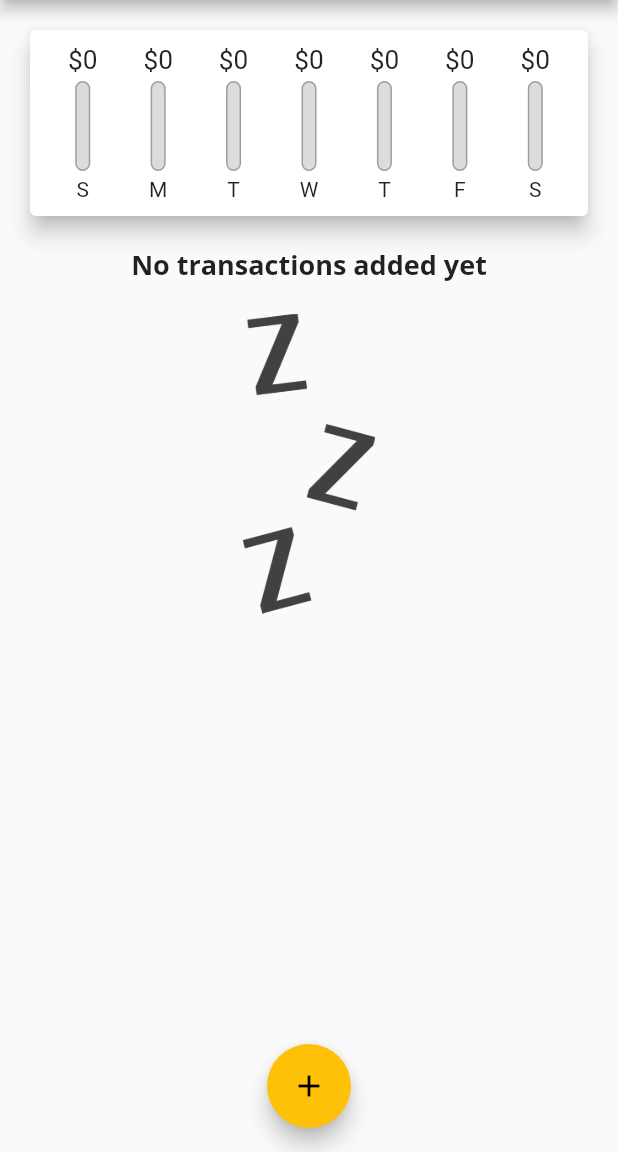
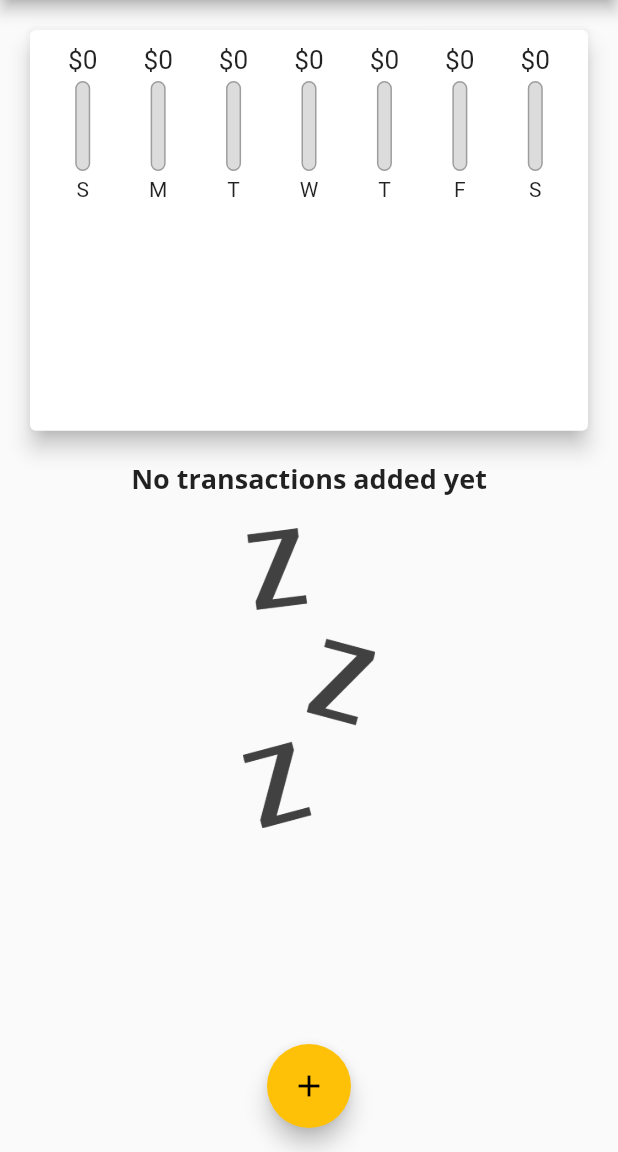
Before and after one commit to rsi2m/first-flutter-app, a Flutter app: the screen it shows after launch, on a phone screen of 412 x 824 dp, the part 84-1236 px from its top. Run offline on Flutter 3.47's test engine with Material 2 defaults, Android fonts, the phone set to English and light mode, and no system bars; missing offline and left inert: dart:ffi.

```diff
--- a/lib/main.dart
+++ b/lib/main.dart
@@ -78,7 +78,6 @@ class _MyHomePageState extends State<MyHomePage> {
     setState(() {
       _userTransactions.add(newTransaction);
     });
-
   }
 
   void _deleteTransaction(String txId) {
@@ -87,11 +86,9 @@ class _MyHomePageState extends State<MyHomePage> {
     });
   }
 
-
   @override
   Widget build(BuildContext context) {
-    return Scaffold(
-      appBar: AppBar(
+    final appBar = AppBar(
       actions: [
         IconButton(
           onPressed: () => _showAddNewTransaction(context),
@@ -99,13 +96,28 @@ class _MyHomePageState extends State<MyHomePage> {
         )
       ],
       title: Text("Flutter App"),
-      ),
+    );
+
+    return Scaffold(
+      appBar: appBar,
       body: SingleChildScrollView(
         child: Column(
           crossAxisAlignment: CrossAxisAlignment.stretch,
           children: [
-            Chart(_recentTransactions),
-            TransactionList(_userTransactions,_deleteTransaction),
+            Container(
+              child: Chart(_recentTransactions),
+              height: (MediaQuery.of(context).size.height -
+                      MediaQuery.of(context).padding.top -
+                      appBar.preferredSize.height) *
+                  0.4,
+            ),
+            Container(
+              child: TransactionList(_userTransactions, _deleteTransaction),
+              height: (MediaQuery.of(context).size.height -
+                      MediaQuery.of(context).padding.top -
+                      appBar.preferredSize.height) *
+                  0.6,
+            ),
           ],
         ),
       ),
--- a/lib/widgets/transaction_list.dart
+++ b/lib/widgets/transaction_list.dart
@@ -10,17 +10,12 @@ class TransactionList extends StatelessWidget {
 
   @override
   Widget build(BuildContext context) {
-    return Container(
-      height: 500,
-      child: transactions.isEmpty
+    return transactions.isEmpty
         ? Column(
             children: [
               Text(
                 "No transactions added yet",
-            style: Theme
-                .of(context)
-                .textTheme
-                .title,
+                style: Theme.of(context).textTheme.title,
               ),
               SizedBox(
                 height: 20,
@@ -52,24 +47,18 @@ class TransactionList extends StatelessWidget {
                   ),
                   title: Text(
                     tx.title,
-                style: Theme
-                    .of(context)
-                    .textTheme
-                    .title,
+                    style: Theme.of(context).textTheme.title,
                   ),
                   subtitle: Text(DateFormat.yMMMd().format(tx.date)),
                   trailing: IconButton(
                     onPressed: () => deleteTx(tx.id),
                     icon: Icon(Icons.delete),
-                color: Theme
-                    .of(context)
-                    .errorColor,
+                    color: Theme.of(context).errorColor,
                   ),
                 ),
               );
             },
             itemCount: transactions.length,
-      ),
           );
   }
 }
```
Also changed, not shown: 1 other file. Lines whose indentation alone changed are shown as unchanged.
